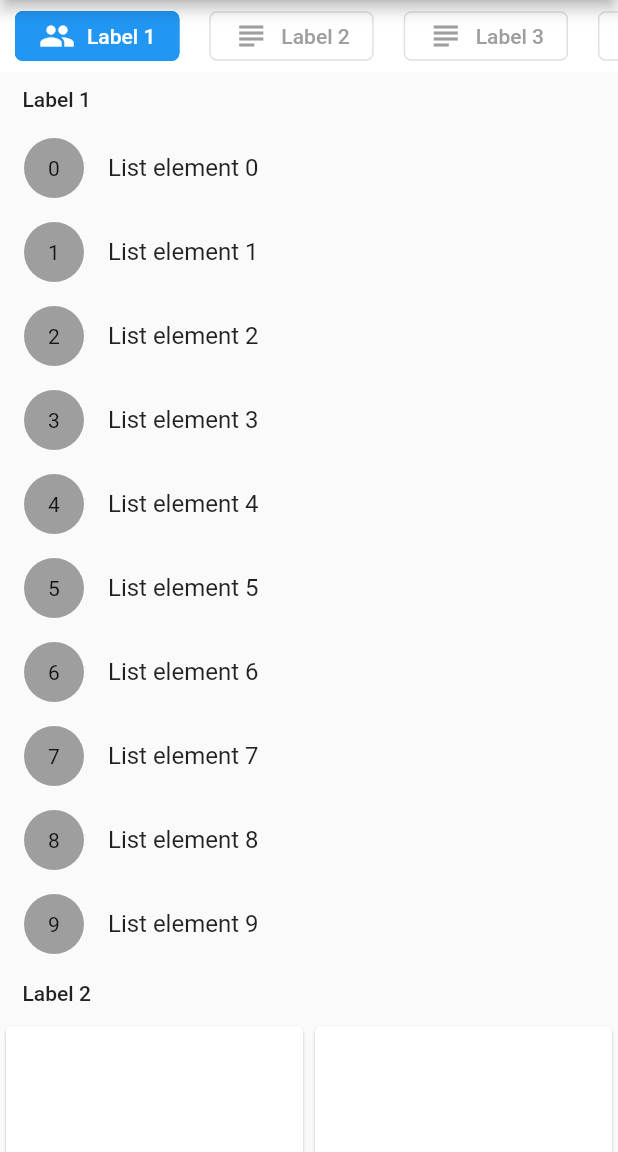
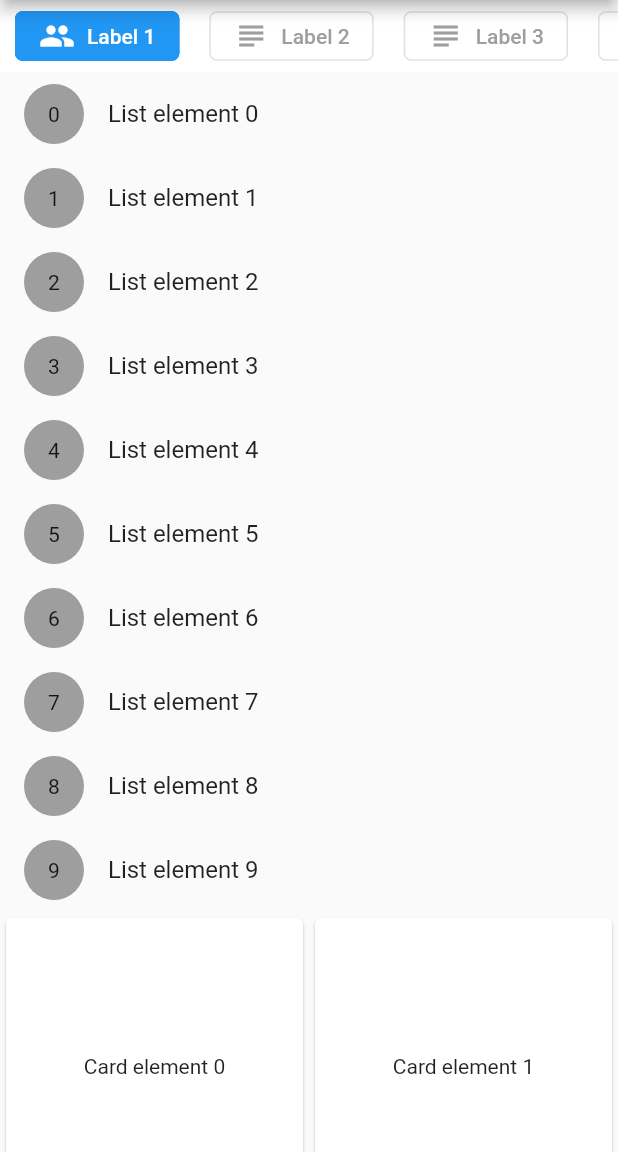
Before and after one commit to firatcetiner/scrollable_list_tabview, a Flutter app: the screen it shows after launch, on a phone screen of 412 x 824 dp, the part 84-1236 px from its top. Run offline on Flutter 3.47's test engine with Material 2 defaults, Android fonts, the phone set to English and light mode, and no system bars; drawn by our look-alikes of scrollable_positioned_list.

Commit message:
Comment the titles in the list

```diff
--- a/lib/scrollable_list_tabview.dart
+++ b/lib/scrollable_list_tabview.dart
@@ -128,10 +128,10 @@ class _ScrollableListTabViewState extends State<ScrollableListTabView> {
               crossAxisAlignment: CrossAxisAlignment.start,
               mainAxisSize: MainAxisSize.min,
               children: [
-                Padding(
-                  padding: _kTabMargin.add(const EdgeInsets.all(5.0)),
-                  child: _buildInnerTab(index),
-                ),
+                // Padding(
+                //   padding: _kTabMargin.add(const EdgeInsets.all(5.0)),
+                //   child: _buildInnerTab(index),
+                // ),
                 Flexible(
                   child: widget.tabs[index].body,
                 )
```
